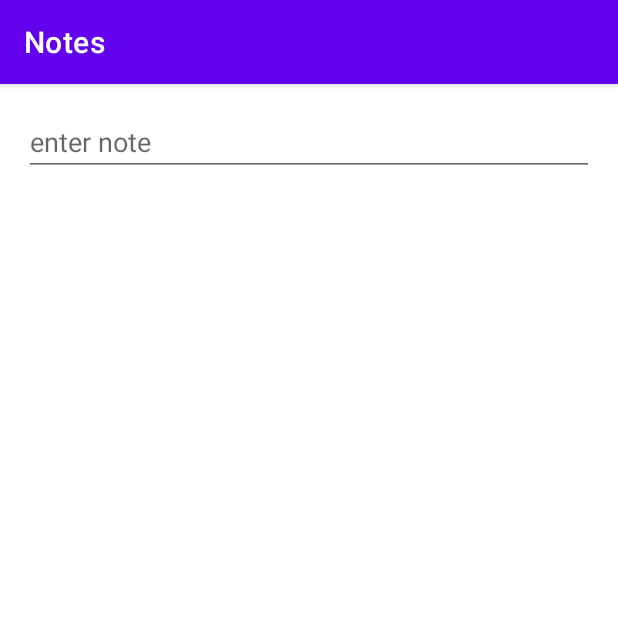
After one commit to N00193346/MobileComputingCA, an Android app: the EditorFragment screen opened through its navigation route, on a phone screen of 412 x 824 dp, the top half of it. The commit adds this screen. Run offline under Robolectric (Android 15) with nearby library versions, the phone set to English and light mode, and no system bars.

Commit message:
Added editor fragment

```diff
--- /dev/null
+++ b/app/src/main/java/com/example/mobilecomputingca/EditorFragment.kt
@@ -0,0 +1,29 @@
+package com.example.mobilecomputingca
+
+import androidx.lifecycle.ViewModelProvider
+import android.os.Bundle
+import androidx.fragment.app.Fragment
+import android.view.LayoutInflater
+import android.view.View
+import android.view.ViewGroup
+
+class EditorFragment : Fragment() {
+
+
+
+    private lateinit var viewModel: EditorViewModel
+
+    override fun onCreateView(
+        inflater: LayoutInflater, container: ViewGroup?,
+        savedInstanceState: Bundle?
+    ): View? {
+        return inflater.inflate(R.layout.editor_fragment, container, false)
+    }
+
+    override fun onActivityCreated(savedInstanceState: Bundle?) {
+        super.onActivityCreated(savedInstanceState)
+        viewModel = ViewModelProvider(this).get(EditorViewModel::class.java)
+
+    }
+
+}
--- /dev/null
+++ b/app/src/main/java/com/example/mobilecomputingca/EditorViewModel.kt
@@ -0,0 +1,7 @@
+package com.example.mobilecomputingca
+
+import androidx.lifecycle.ViewModel
+
+class EditorViewModel : ViewModel() {
+    // TODO: Implement the ViewModel
+}
--- /dev/null
+++ b/app/src/main/res/layout/editor_fragment.xml
@@ -0,0 +1,19 @@
+<?xml version="1.0" encoding="utf-8"?>
+<androidx.core.widget.NestedScrollView xmlns:android="http://schemas.android.com/apk/res/android"
+    xmlns:tools="http://schemas.android.com/tools"
+    android:layout_width="match_parent"
+    android:layout_height="match_parent"
+    tools:context=".EditorFragment">
+
+    <EditText
+        android:id="@+id/editor"
+        android:layout_width="match_parent"
+        android:layout_height="match_parent"
+        android:layout_margin="16dp"
+        android:hint="@string/enter_note"
+        android:inputType="textCapSentences|textMultiLine"
+        android:textAppearance="@style/TextAppearance.AppCompat.Medium"
+        tools:ignore="Autofill"
+        tools:text="Hello" />
+
+</androidx.core.widget.NestedScrollView>
--- a/app/src/main/res/navigation/nav_graph.xml
+++ b/app/src/main/res/navigation/nav_graph.xml
@@ -9,5 +9,14 @@
         android:id="@+id/mainFragment"
         android:name="com.example.mobilecomputingca.MainFragment"
         android:label="main_fragment"
-        tools:layout="@layout/main_fragment" />
+        tools:layout="@layout/main_fragment" >
+        <action
+            android:id="@+id/action_edit_note"
+            app:destination="@id/editorFragment" />
+    </fragment>
+    <fragment
+        android:id="@+id/editorFragment"
+        android:name="com.example.mobilecomputingca.EditorFragment"
+        android:label="editor_fragment"
+        tools:layout="@layout/editor_fragment" />
 </navigation>
--- a/app/src/main/res/values/strings.xml
+++ b/app/src/main/res/values/strings.xml
@@ -1,4 +1,5 @@
 <resources>
     <string name="app_name">MobileComputingCA</string>
     <string name="notes">Notes</string>
+    <string name="enter_note">enter note</string>
 </resources>
```
